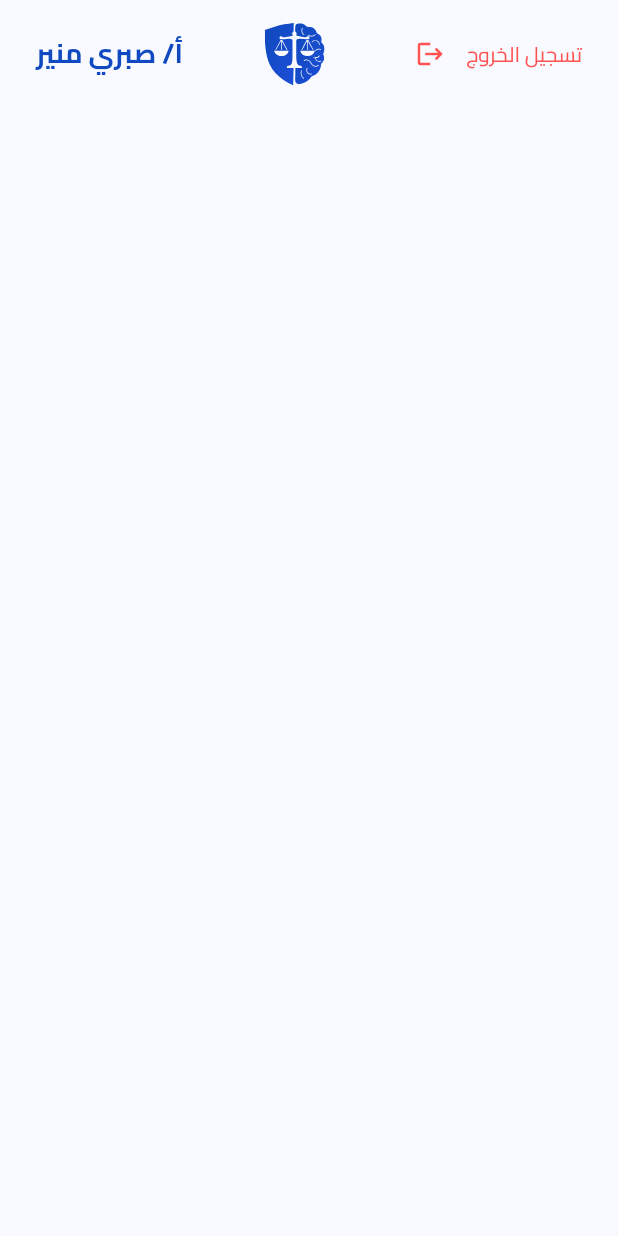
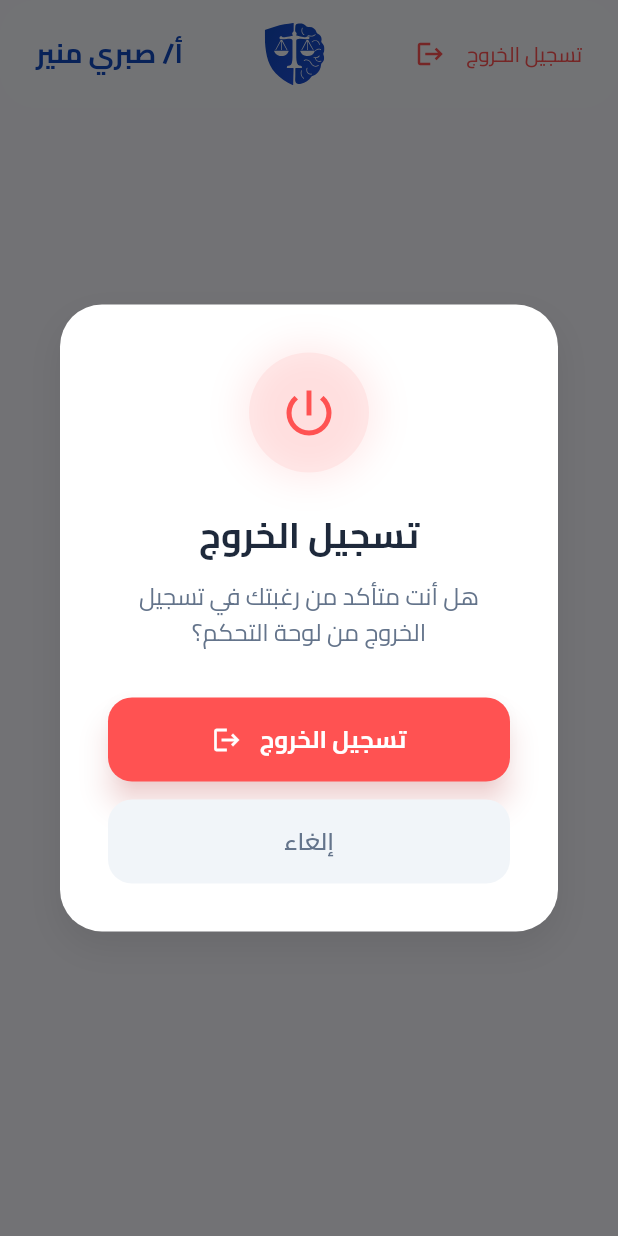
Before and after one commit to pavlysamir/lawgoo_dashboard, a Flutter app: the TopBar widget shown alone on an empty page, opened directly, after a tap on the "logout" icon, on a phone screen of 412 x 824 dp. Run offline on Flutter 3.47's test engine with Material 3 defaults, Android fonts, the phone set to English and light mode, and no system bars; our stand-ins replace cached_network_image, cloud_firestore, dartz, equatable, firebase_auth, firebase_core and 7 more; accounts and stored records are empty; statements that could not run were skipped; project files that could hold a hidden picture were left out.

Commit message:
feat: Implement logout functionality with dialog and state management

```diff
--- a/lib/core/services/injection_container.dart
+++ b/lib/core/services/injection_container.dart
@@ -6,6 +6,7 @@ import '../../features/auth/data/datasources/auth_remote_data_source.dart';
 import '../../features/auth/data/repositories/auth_repository_impl.dart';
 import '../../features/auth/domain/repositories/auth_repository.dart';
 import '../../features/auth/domain/usecases/login_admin.dart';
+import '../../features/auth/domain/usecases/logout_usecase.dart';
 import '../../features/auth/presentation/bloc/auth_cubit.dart';
 import '../../features/dashboard/data/datasources/dashboard_remote_data_source.dart';
 import '../../features/dashboard/data/repositories/dashboard_repository_impl.dart';
@@ -32,8 +33,9 @@ Future<void> initDependencies() async {
   );
 
   getIt.registerLazySingleton(() => LoginAdmin(getIt()));
+  getIt.registerLazySingleton(() => LogOutUseCase(getIt()));
 
-  getIt.registerFactory(() => AuthCubit(loginAdmin: getIt()));
+  getIt.registerFactory(() => AuthCubit(loginAdmin: getIt(), logOutUseCase: getIt()));
 
   // Features - Dashboard
   // Data sources
--- a/lib/features/auth/domain/repositories/auth_repository.dart
+++ b/lib/features/auth/domain/repositories/auth_repository.dart
@@ -4,4 +4,5 @@ import '../entities/admin_user.dart';
 
 abstract class AuthRepository {
   Future<Either<Failure, AdminUser>> login(String email, String password);
+  Future<Either<Failure, Unit>> logOut();
 }
--- /dev/null
+++ b/lib/features/auth/domain/usecases/logout_usecase.dart
@@ -0,0 +1,13 @@
+import 'package:dartz/dartz.dart';
+import '../../../../core/error/failures.dart';
+import '../repositories/auth_repository.dart';
+
+class LogOutUseCase {
+  final AuthRepository repository;
+
+  LogOutUseCase(this.repository);
+
+  Future<Either<Failure, Unit>> call() async {
+    return await repository.logOut();
+  }
+}
--- a/lib/features/auth/presentation/bloc/auth_cubit.dart
+++ b/lib/features/auth/presentation/bloc/auth_cubit.dart
@@ -1,11 +1,14 @@
 import 'package:flutter_bloc/flutter_bloc.dart';
+import 'package:lowgos_dashboard/features/auth/domain/usecases/logout_usecase.dart';
 import '../../domain/usecases/login_admin.dart';
 import 'auth_state.dart';
 
 class AuthCubit extends Cubit<AuthState> {
   final LoginAdmin loginAdmin;
+  final LogOutUseCase logOutUseCase;
 
-  AuthCubit({required this.loginAdmin}) : super(const AuthState.initial());
+  AuthCubit({required this.loginAdmin, required this.logOutUseCase})
+      : super(const AuthState.initial());
 
   Future<void> login(String email, String password) async {
     emit(const AuthState.loading());
@@ -19,4 +22,15 @@ class AuthCubit extends Cubit<AuthState> {
       (_) => emit(const AuthState.success()),
     );
   }
+
+  Future<void> logOut() async {
+    emit(const AuthState.logoutLoading());
+
+    final result = await logOutUseCase();
+
+    result.fold(
+      (failure) => emit(AuthState.error(failure)),
+      (_) => emit(const AuthState.logoutSuccess()),
+    );
+  }
 }
--- a/lib/features/auth/presentation/bloc/auth_state.dart
+++ b/lib/features/auth/presentation/bloc/auth_state.dart
@@ -7,6 +7,8 @@ part 'auth_state.freezed.dart';
 class AuthState with _$AuthState {
   const factory AuthState.initial() = _Initial;
   const factory AuthState.loading() = _Loading;
+  const factory AuthState.logoutLoading() = _LogoutLoading;
   const factory AuthState.success() = _Success;
+  const factory AuthState.logoutSuccess() = _LogoutSuccess;
   const factory AuthState.error(Failure failure) = _Error;
 }
--- /dev/null
+++ b/lib/features/dashboard/presentation/widgets/logout_dialog.dart
@@ -0,0 +1,163 @@
+import 'package:flutter/material.dart';
+import 'package:flutter_bloc/flutter_bloc.dart';
+import '../../../../core/utils/app_colors.dart';
+import '../../../auth/presentation/bloc/auth_cubit.dart';
+import '../../../auth/presentation/bloc/auth_state.dart';
+
+class LogoutDialog extends StatelessWidget {
+  const LogoutDialog({super.key});
+
+  @override
+  Widget build(BuildContext context) {
+    return Dialog(
+      shape: RoundedRectangleBorder(borderRadius: BorderRadius.circular(28)),
+      elevation: 0,
+      backgroundColor: Colors.transparent,
+      child: Container(
+        padding: const EdgeInsets.all(32),
+        width: 400,
+        decoration: BoxDecoration(
+          color: Colors.white,
+          borderRadius: BorderRadius.circular(28),
+          boxShadow: [
+            BoxShadow(
+              color: Colors.black.withAlpha(20),
+              blurRadius: 20,
+              offset: const Offset(0, 10),
+            ),
+          ],
+        ),
+        child: Column(
+          mainAxisSize: MainAxisSize.min,
+          children: [
+            // Power Icon in Circle
+            Container(
+              padding: const EdgeInsets.all(20),
+              decoration: BoxDecoration(
+                color: AppColors.redAccent.withAlpha(20),
+                shape: BoxShape.circle,
+                boxShadow: [
+                  BoxShadow(
+                    color: AppColors.redAccent.withAlpha(30),
+                    blurRadius: 20,
+                    spreadRadius: 5,
+                  ),
+                ],
+              ),
+              child: const Icon(
+                Icons.power_settings_new,
+                color: AppColors.redAccent,
+                size: 40,
+              ),
+            ),
+            const SizedBox(height: 24),
+            // Title
+            const Text(
+              'تسجيل الخروج',
+              style: TextStyle(
+                fontSize: 24,
+                fontWeight: FontWeight.bold,
+                fontFamily: 'Cairo',
+                color: Color(0xFF1E293B), // Dark slate
+              ),
+            ),
+            const SizedBox(height: 12),
+            // Subtitle
+            const Text(
+              'هل أنت متأكد من رغبتك في تسجيل الخروج من لوحة التحكم؟',
+              textAlign: TextAlign.center,
+              style: TextStyle(
+                fontSize: 16,
+                fontFamily: 'Cairo',
+                color: Color(0xFF64748B), // Slate 500
+                height: 1.5,
+              ),
+            ),
+            const SizedBox(height: 32),
+            // Buttons
+            BlocBuilder<AuthCubit, AuthState>(
+              builder: (context, state) {
+                final isLoading = state.maybeWhen(
+                  logoutLoading: () => true,
+                  orElse: () => false,
+                );
+
+                return Column(
+                  children: [
+                    // Logout Button
+                    SizedBox(
+                      width: double.infinity,
+                      height: 56,
+                      child: ElevatedButton(
+                        onPressed: isLoading
+                            ? null
+                            : () => context.read<AuthCubit>().logOut(),
+                        style: ElevatedButton.styleFrom(
+                          backgroundColor: AppColors.redAccent,
+                          foregroundColor: Colors.white,
+                          shape: RoundedRectangleBorder(
+                            borderRadius: BorderRadius.circular(16),
+                          ),
+                          elevation: 8,
+                          shadowColor: AppColors.redAccent.withAlpha(100),
+                        ),
+                        child: isLoading
+                            ? const SizedBox(
+                                height: 24,
+                                width: 24,
+                                child: CircularProgressIndicator(
+                                  color: Colors.white,
+                                  strokeWidth: 2,
+                                ),
+                              )
+                            : const Row(
+                                mainAxisAlignment: MainAxisAlignment.center,
+                                children: [
+                                  Icon(Icons.logout, size: 20),
+                                  SizedBox(width: 12),
+                                  Text(
+                                    'تسجيل الخروج',
+                                    style: TextStyle(
+                                      fontSize: 16,
+                                      fontWeight: FontWeight.bold,
+                                      fontFamily: 'Cairo',
+                                    ),
+                                  ),
+                                ],
+                              ),
+                      ),
+                    ),
+                    const SizedBox(height: 12),
+                    // Cancel Button
+                    SizedBox(
+                      width: double.infinity,
+                      height: 56,
+                      child: TextButton(
+                        onPressed: isLoading ? null : () => Navigator.pop(context),
+                        style: TextButton.styleFrom(
+                          backgroundColor: const Color(0xFFF1F5F9), // Slate 100
+                          foregroundColor: const Color(0xFF64748B), // Slate 500
+                          shape: RoundedRectangleBorder(
+                            borderRadius: BorderRadius.circular(16),
+                          ),
+                        ),
+                        child: const Text(
+                          'إلغاء',
+                          style: TextStyle(
+                            fontSize: 16,
+                            fontWeight: FontWeight.w600,
+                            fontFamily: 'Cairo',
+                          ),
+                        ),
+                      ),
+                    ),
+                  ],
+                );
+              },
+            ),
+          ],
+        ),
+      ),
+    );
+  }
+}
--- a/lib/features/dashboard/presentation/widgets/top_bar.dart
+++ b/lib/features/dashboard/presentation/widgets/top_bar.dart
@@ -1,7 +1,10 @@
 import 'package:flutter/material.dart';
+import 'package:flutter_bloc/flutter_bloc.dart';
+import '../../../auth/presentation/bloc/auth_cubit.dart';
 import 'package:flutter_svg/flutter_svg.dart';
 import '../../../../core/assets/app_assets.dart';
 import '../../../../core/utils/app_colors.dart';
+import 'logout_dialog.dart';
 
 class TopBar extends StatelessWidget {
   final String adminName;
@@ -39,7 +42,15 @@ class TopBar extends StatelessWidget {
           Row(
             children: [
               IconButton(
-                onPressed: onLogout,
+                onPressed: () {
+                  showDialog(
+                    context: context,
+                    builder: (dialogContext) => BlocProvider.value(
+                      value: BlocProvider.of<AuthCubit>(context),
+                      child: const LogoutDialog(),
+                    ),
+                  );
+                },
                 icon: const Icon(
                   Icons.logout,
                   color: Colors.redAccent,
```
Also changed, not shown: lib/core/routing/app_router.dart (+5 -2 lines), lib/features/auth/data/datasources/auth_remote_data_source.dart (+15 -0 lines), lib/features/auth/data/repositories/auth_repository_impl.dart (+12 -0 lines), lib/features/dashboard/presentation/pages/dashboard_page.dart (+35 -4 lines), lib/features/auth/presentation/bloc/auth_state.freezed.dart.
